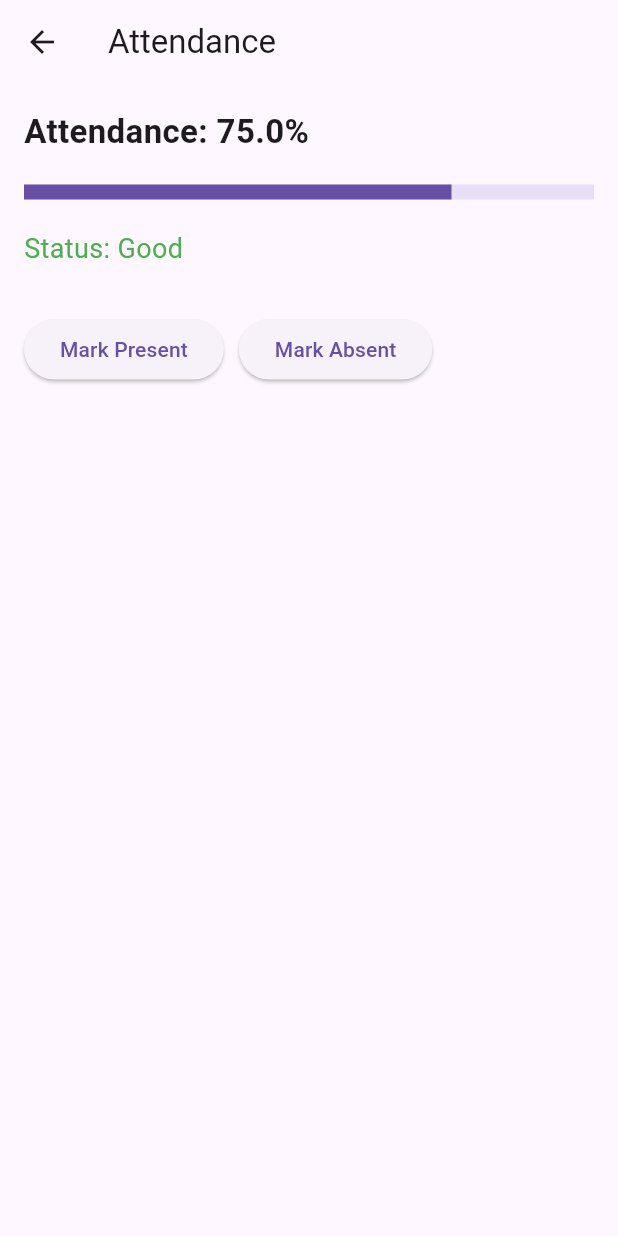
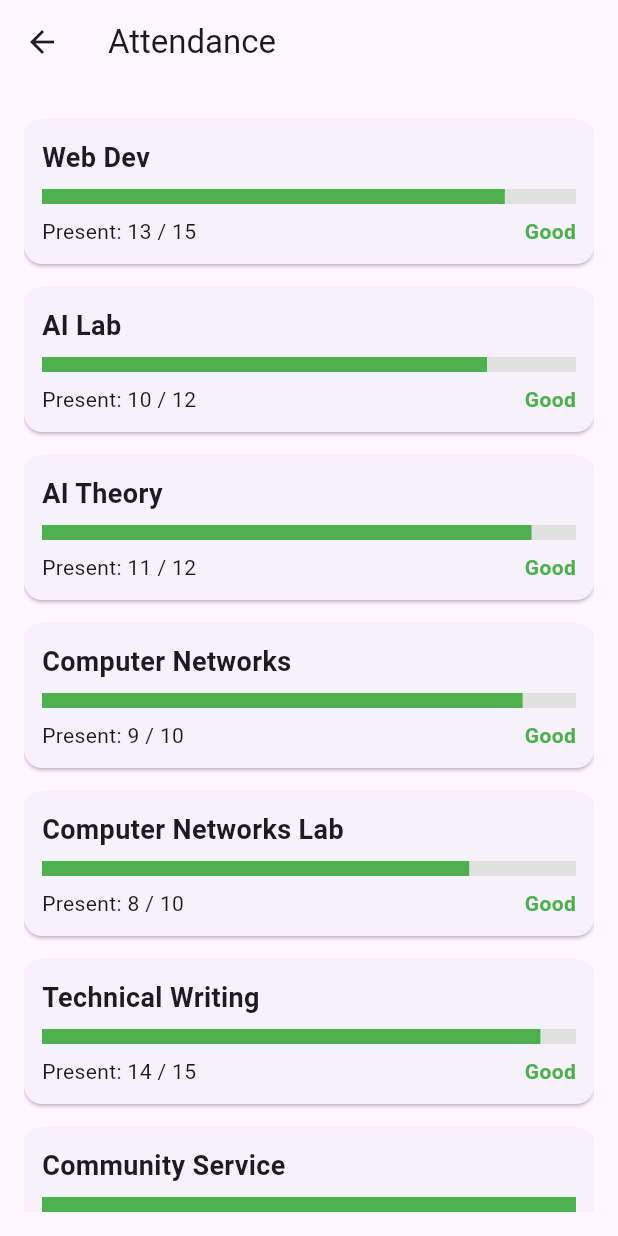
Before and after one commit to CM-Kali/Smart-Student-Portal-App, a Flutter app: the screen it shows once a user with an empty profile is signed in, after a tap on "Attendance", on a phone screen of 412 x 824 dp. Run offline on Flutter 3.47's test engine with Material 3 defaults, Android fonts, the phone set to English and light mode, and no system bars; our stand-ins replace cloud_firestore, file_picker, firebase_auth, firebase_core, get; accounts and stored records are empty.

Commit message:
Attendence module added and old Ui is updated to new . Still an issue in dilaying percentage

```diff
--- a/lib/app/controllers/attendance_controller.dart
+++ b/lib/app/controllers/attendance_controller.dart
@@ -1,15 +1,84 @@
 import 'package:get/get.dart';
+import 'package:cloud_firestore/cloud_firestore.dart';
+import 'package:firebase_auth/firebase_auth.dart';
 
 class AttendanceController extends GetxController {
-  var totalClasses = 40.obs;
-  var attendedClasses = 30.obs;
+  FirebaseFirestore firestore = FirebaseFirestore.instance;
+  RxList<Map<String, dynamic>> attendanceList = <Map<String, dynamic>>[].obs;
 
-  double get attendancePercentage =>
-      (attendedClasses.value / totalClasses.value) * 100;
+  final List<String> subjects = [
+    "App Dev",
+    "Web Dev",
+    "AI Lab",
+    "AI Theory",
+    "Computer Networks",
+    "Computer Networks Lab",
+    "Technical Writing",
+    "Community Service"
+  ];
 
-  String get status {
-    if (attendancePercentage >= 75) return "Good";
-    if (attendancePercentage >= 60) return "Warning";
+  @override
+  void onInit() {
+    super.onInit();
+    fetchAttendance();
+  }
+
+  // Initialize attendance for student with prefilled values
+  Future<void> initializeAttendanceIfEmpty(String uid) async {
+    try {
+      DocumentSnapshot doc = await firestore.collection('students').doc(uid).get();
+      if (doc.exists) {
+        var data = doc.data() as Map<String, dynamic>;
+        if (!data.containsKey('attendance') || (data['attendance'] as List).isEmpty) {
+          List<Map<String, dynamic>> initialAttendance = [
+            {"subject": "Web Dev", "present": 13, "total": 15},
+            {"subject": "AI Lab", "present": 10, "total": 12},
+            {"subject": "AI Theory", "present": 11, "total": 12},
+            {"subject": "Computer Networks", "present": 9, "total": 10},
+            {"subject": "Computer Networks Lab", "present": 8, "total": 10},
+            {"subject": "Technical Writing", "present": 14, "total": 15},
+            {"subject": "Community Service", "present": 1, "total": 1},
+          ];
+
+          await firestore.collection('students').doc(uid).update({
+            "attendance": initialAttendance,
+          });
+        }
+      }
+    } catch (e) {
+      print("Error initializing attendance: $e");
+    }
+  }
+
+  // Fetch attendance from Firestore
+  void fetchAttendance() async {
+    try {
+      String uid = FirebaseAuth.instance.currentUser!.uid;
+      await initializeAttendanceIfEmpty(uid);
+
+      DocumentSnapshot doc = await firestore.collection('students').doc(uid).get();
+      if (doc.exists && doc.data() != null) {
+        var data = doc.data() as Map<String, dynamic>;
+        if (data.containsKey('attendance')) {
+          attendanceList.value = List<Map<String, dynamic>>.from(data['attendance']);
+        }
+      }
+    } catch (e) {
+      print("Error fetching attendance: $e");
+    }
+  }
+
+  // Calculate percentage (0-100)
+  double getPercentage(int attended, int total) {
+    if (total == 0) return 0.0;
+    double percent = (attended / total) * 100;
+    return percent.clamp(0, 100);
+  }
+
+  // Status based on percentage
+  String getStatus(double percent) {
+    if (percent >= 75) return "Good";
+    if (percent >= 60) return "Warning";
     return "Low";
   }
 }
--- a/lib/app/pages/attendance/attendance_page.dart
+++ b/lib/app/pages/attendance/attendance_page.dart
@@ -2,11 +2,21 @@ import 'package:flutter/material.dart';
 import 'package:get/get.dart';
 import '../../controllers/attendance_controller.dart';
 
-class AttendancePage extends StatelessWidget {
-  AttendancePage({super.key});
+class AttendancePage extends StatefulWidget {
+  const AttendancePage({super.key});
 
-  final AttendanceController controller =
-  Get.put(AttendanceController());
+  @override
+  State<AttendancePage> createState() => _AttendancePageState();
+}
+
+class _AttendancePageState extends State<AttendancePage> {
+  final AttendanceController controller = Get.put(AttendanceController());
+
+  @override
+  void initState() {
+    super.initState();
+    controller.fetchAttendance(); // fetch from Firestore only once
+  }
 
   @override
   Widget build(BuildContext context) {
@@ -15,52 +25,68 @@ class AttendancePage extends StatelessWidget {
       body: Padding(
         padding: const EdgeInsets.all(16),
         child: Obx(() {
-          return Column(
+          if (controller.attendanceList.isEmpty) {
+            return const Center(child: CircularProgressIndicator());
+          }
+
+          return ListView.builder(
+            itemCount: controller.attendanceList.length,
+            itemBuilder: (context, index) {
+              var item = controller.attendanceList[index];
+              String subject = item['subject'] ?? '';
+              int present = item['present'] ?? 0;
+              int total = item['total'] ?? 0;
+              double percent = controller.getPercentage(present, total);
+              String status = controller.getStatus(percent);
+
+              return Card(
+                margin: const EdgeInsets.symmetric(vertical: 8),
+                child: Padding(
+                  padding: const EdgeInsets.all(12),
+                  child: Column(
                     crossAxisAlignment: CrossAxisAlignment.start,
                     children: [
                       Text(
-                "Attendance: ${controller.attendancePercentage.toStringAsFixed(1)}%",
-                style:
-                const TextStyle(fontSize: 22, fontWeight: FontWeight.bold),
+                        subject,
+                        style: const TextStyle(
+                            fontSize: 18, fontWeight: FontWeight.bold),
                       ),
-              const SizedBox(height: 20),
+                      const SizedBox(height: 8),
                       LinearProgressIndicator(
-                value: controller.attendancePercentage / 100,
+                        value: total == 0 ? 0 : percent / 100,
                         minHeight: 10,
+                        backgroundColor: Colors.grey[300],
+                        color: percent >= 75
+                            ? Colors.green
+                            : percent >= 60
+                            ? Colors.orange
+                            : Colors.red,
                       ),
-              const SizedBox(height: 20),
+                      const SizedBox(height: 8),
+                      Row(
+                        mainAxisAlignment: MainAxisAlignment.spaceBetween,
+                        children: [
+                          Text(total == 0
+                              ? "No classes yet"
+                              : "Present: $present / $total"),
                           Text(
-                "Status: ${controller.status}",
+                            status,
                             style: TextStyle(
-                  fontSize: 18,
-                  color: controller.status == "Good"
+                              fontWeight: FontWeight.bold,
+                              color: percent >= 75
                                   ? Colors.green
-                      : controller.status == "Warning"
+                                  : percent >= 60
                                   ? Colors.orange
                                   : Colors.red,
                             ),
                           ),
-              const SizedBox(height: 30),
-
-              // Buttons to test logic
-              Row(
-                children: [
-                  ElevatedButton(
-                    onPressed: () {
-                      controller.attendedClasses.value++;
-                    },
-                    child: const Text("Mark Present"),
-                  ),
-                  const SizedBox(width: 10),
-                  ElevatedButton(
-                    onPressed: () {
-                      controller.attendedClasses.value--;
-                    },
-                    child: const Text("Mark Absent"),
+                        ],
                       ),
                     ],
                   ),
-            ],
+                ),
+              );
+            },
           );
         }),
       ),
```
Lines whose indentation alone changed are shown as unchanged.
